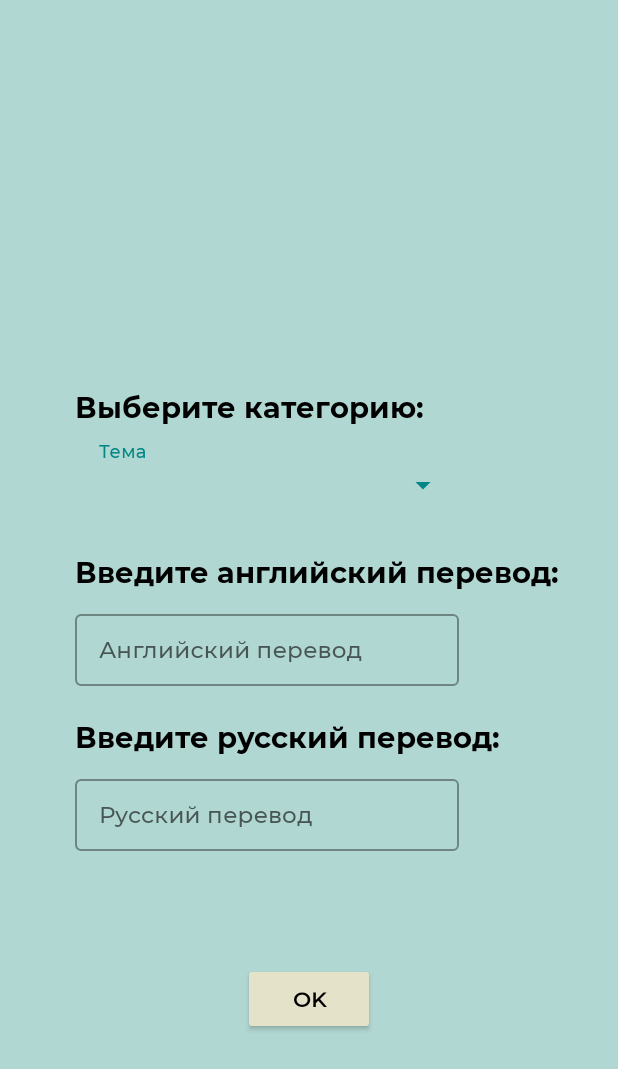
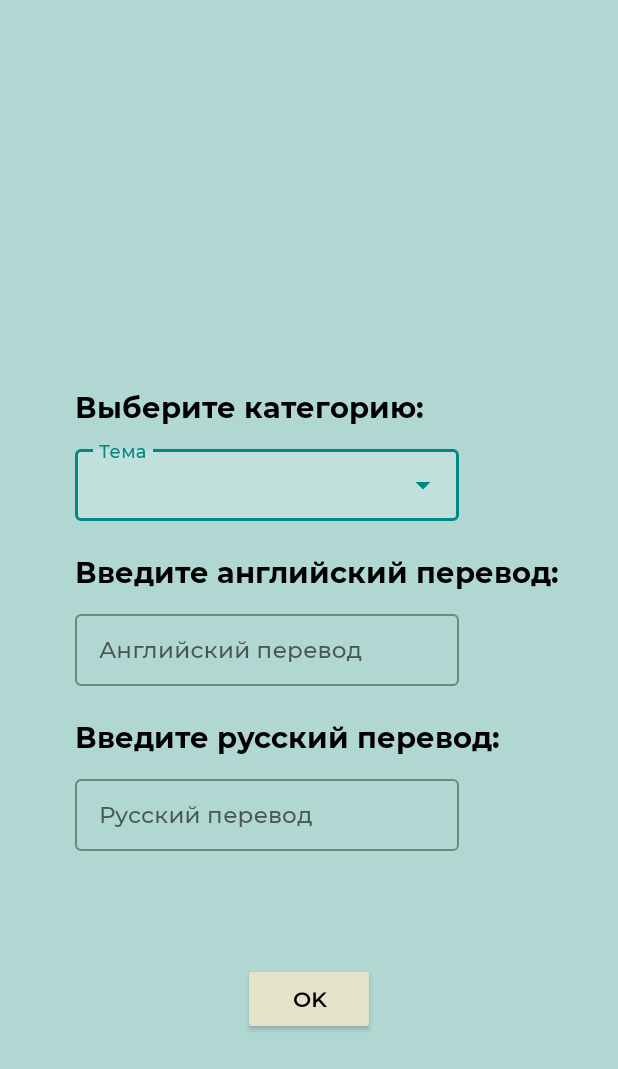
Before and after one commit to Soudagh/KidEng, an Android app: the AddActivity screen opened directly, with no data from a screen before it, on a phone screen of 412 x 824 dp. Shown: the top 1069 px of the screen. Run offline under Robolectric (Android 15) with nearby library versions, the phone set to English and light mode, and no system bars.

Commit message:
filling background in dropDown menu in add_activity

```diff
--- a/app/src/main/java/com/example/kideng/ui/activities/AddActivity.java
+++ b/app/src/main/java/com/example/kideng/ui/activities/AddActivity.java
@@ -1,6 +1,7 @@
 package com.example.kideng.ui.activities;
 
 import android.content.Intent;
+import android.graphics.Color;
 import android.os.Bundle;
 import android.view.View;
 import android.widget.ArrayAdapter;
@@ -32,6 +33,8 @@
         textInputRusLayout = findViewById(R.id.textInputRusWordLayout);
 
         dropDownTv = findViewById(R.id.autoCompleteTextView);
+
+        dropDownTv.setDropDownBackgroundResource(R.color.primary);
 
         String[] themes = getResources().getStringArray(R.array.themes);
         ArrayAdapter<String> themeAdapter = new ArrayAdapter<>(this, R.layout.dropdown_item, themes);
--- a/app/src/main/res/layout/add_activity.xml
+++ b/app/src/main/res/layout/add_activity.xml
@@ -51,7 +51,6 @@
                     android:layout_width="match_parent"
                     android:layout_height="wrap_content"
                     android:layout_weight="1"
-                    android:background="#B1D7D2"
                     android:fontFamily="@font/montserrat_medium"
                     android:inputType="none"
                     android:textSize="15sp" />
--- a/app/src/main/res/layout/dropdown_item.xml
+++ b/app/src/main/res/layout/dropdown_item.xml
@@ -3,6 +3,7 @@
 
     android:layout_width="match_parent"
     android:layout_height="match_parent"
+
     android:padding="7dp"
     android:paddingStart="18dp"
 
--- a/app/src/main/res/values/themes.xml
+++ b/app/src/main/res/values/themes.xml
@@ -13,6 +13,7 @@
         <!-- Status bar color. -->
         <item name="android:statusBarColor" tools:targetApi="l">?attr/colorPrimaryVariant</item>
         <!-- Customize your theme here. -->
+
     </style>
 
     <style name="MyButton" parent="Widget.AppCompat.Button">
```
